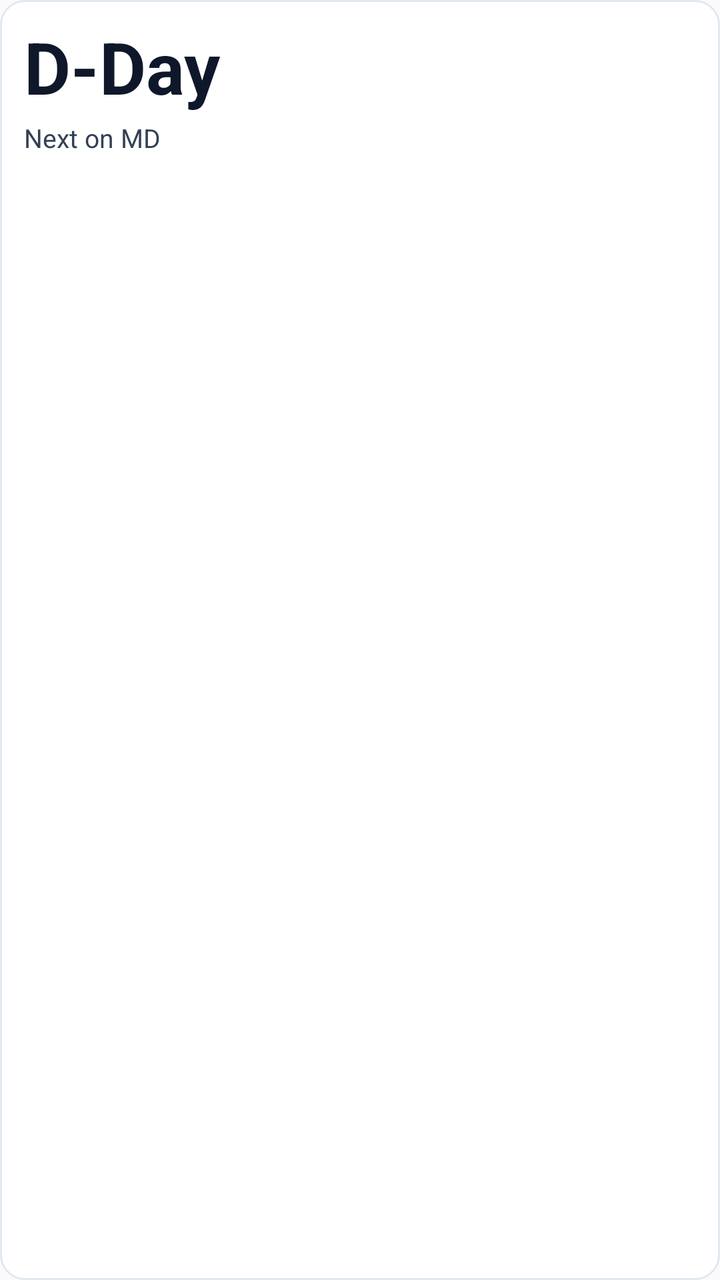
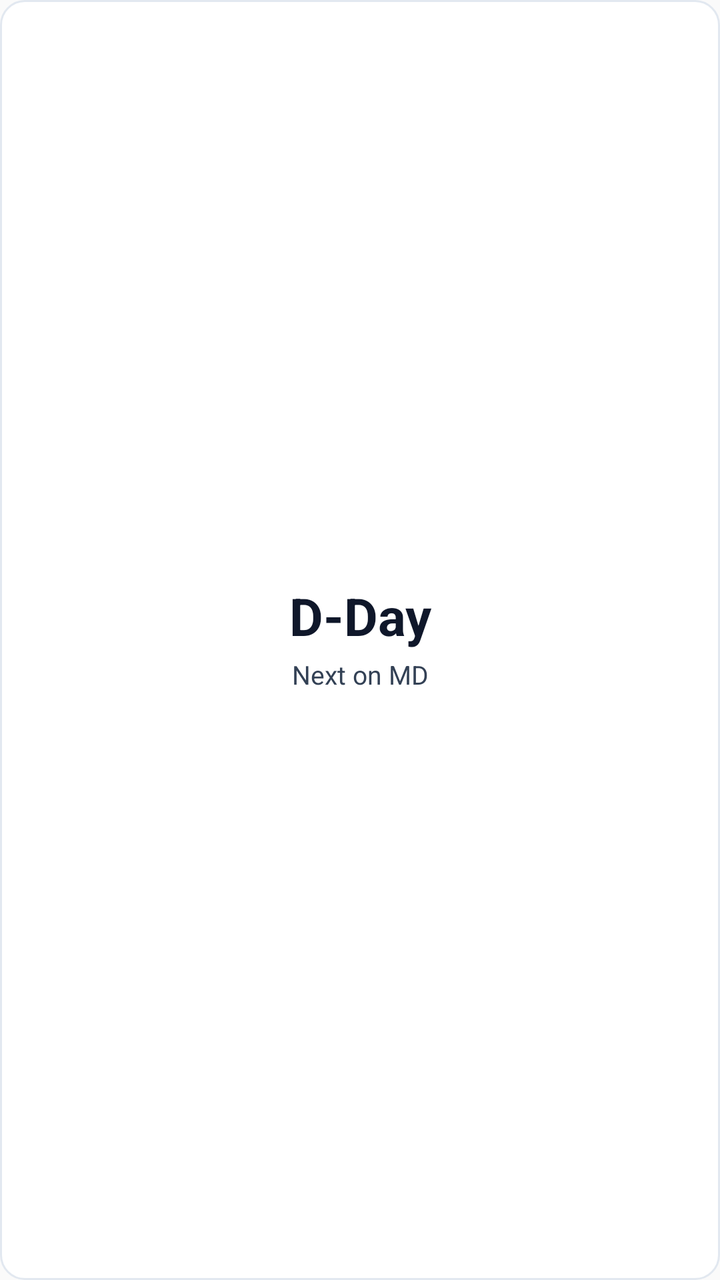

The first picture is an Android layout as it rendered before a commit; the second is the same layout after the commit. The layout source and the unified diff follow.
<!-- AndroidManifest.xml: application theme AppTheme -->
<!-- res/layout/widget_md_countdown.xml -->
<?xml version="1.0" encoding="utf-8"?>
<FrameLayout xmlns:android="http://schemas.android.com/apk/res/android"
    android:id="@+id/widget_countdown_root"
    android:layout_width="match_parent"
    android:layout_height="match_parent">

    <ImageView
        android:id="@+id/widget_countdown_bg"
        android:layout_width="match_parent"
        android:layout_height="match_parent"
        android:src="@drawable/widget_surface_crisp"
        android:scaleType="fitXY"
        android:contentDescription="" />

    <LinearLayout
        android:id="@+id/widget_countdown_content"
        android:layout_width="match_parent"
        android:layout_height="match_parent"
        android:orientation="vertical"
        android:gravity="top"
        android:padding="12dp">

        
        <LinearLayout
            android:id="@+id/widget_countdown_horiz_container"
            android:layout_width="match_parent"
            android:layout_height="wrap_content"
            android:orientation="horizontal"
            android:gravity="center_vertical"
            android:visibility="gone">

            <TextView
                android:id="@+id/widget_countdown_horiz_value"
                android:layout_width="wrap_content"
                android:layout_height="wrap_content"
                android:text="D-Day"
                android:textSize="28sp"
                android:textStyle="bold"
                android:textColor="#0F172A"
                android:maxLines="1"
                android:singleLine="true"
                android:ellipsize="none"
                android:includeFontPadding="false" />

            <Chronometer
                android:id="@+id/widget_countdown_horiz_chronometer"
                android:layout_width="wrap_content"
                android:layout_height="wrap_content"
                android:countDown="true"
                android:textSize="28sp"
                android:textStyle="bold"
                android:textColor="#0F172A"
                android:fontFeatureSettings="tnum"
                android:maxLines="1"
                android:singleLine="true"
                android:ellipsize="none"
                android:includeFontPadding="false"
                android:visibility="gone" />

            <TextView
                android:id="@+id/widget_countdown_horiz_title"
                android:layout_width="0dp"
                android:layout_height="wrap_content"
                android:layout_weight="1"
                android:layout_marginStart="12dp"
                android:text="Next on MD"
                android:maxLines="1"
                android:ellipsize="end"
                android:textSize="14sp"
                android:textStyle="bold"
                android:textColor="#334155" />
        </LinearLayout>

        
        <LinearLayout
            android:id="@+id/widget_countdown_vert_container"
            android:layout_width="match_parent"
            android:layout_height="0dp"
            android:layout_weight="1"
            android:orientation="vertical"
            android:gravity="top">

            <TextView
                android:id="@+id/widget_countdown_value"
                android:layout_width="wrap_content"
                android:layout_height="wrap_content"
                android:text="D-Day"
                android:textSize="36sp"
                android:textStyle="bold"
                android:textColor="#0F172A"
                android:maxLines="1"
                android:singleLine="true"
                android:ellipsize="none"
                android:includeFontPadding="false"
                android:layout_marginTop="2dp" />

            <Chronometer
                android:id="@+id/widget_countdown_chronometer"
                android:layout_width="wrap_content"
                android:layout_height="wrap_content"
                android:countDown="true"
                android:textSize="36sp"
                android:textStyle="bold"
                android:textColor="#0F172A"
                android:fontFeatureSettings="tnum"
                android:maxLines="1"
                android:singleLine="true"
                android:ellipsize="none"
                android:includeFontPadding="false"
                android:layout_marginTop="2dp"
                android:visibility="gone" />

            <TextView
                android:id="@+id/widget_countdown_title"
                android:layout_width="match_parent"
                android:layout_height="wrap_content"
                android:layout_marginTop="4dp"
                android:text="Next on MD"
                android:maxLines="2"
                android:ellipsize="end"
                android:textSize="13sp"
                android:textColor="#334155" />

            <TextView
                android:layout_width="0dp"
                android:layout_height="0dp"
                android:layout_weight="1"
                android:text="" />

            
            <TextView
                android:id="@+id/widget_countdown_tags"
                android:layout_width="wrap_content"
                android:layout_height="wrap_content"
                android:layout_marginTop="6dp"
                android:text="#EventTag"
                android:maxLines="1"
                android:ellipsize="end"
                android:textSize="11sp"
                android:textStyle="bold"
                android:textColor="#1D4ED8"
                android:background="@drawable/widget_hashtag_pill"
                android:paddingStart="10dp"
                android:paddingEnd="10dp"
                android:paddingTop="3dp"
                android:paddingBottom="3dp"
                android:visibility="gone" />
        </LinearLayout>

    </LinearLayout>
</FrameLayout>
<!-- resources referenced by this layout -->
<resources>
  <!-- drawable widget_hashtag_pill (drawable) -->
  <?xml version="1.0" encoding="utf-8"?>
  <shape xmlns:android="http://schemas.android.com/apk/res/android"
      android:shape="rectangle">
      <solid android:color="#EFF6FF" />
      <stroke android:width="1dp" android:color="#BFDBFE" />
      <corners android:radius="100dp" />
  </shape>
  <!-- drawable widget_surface_crisp (drawable) -->
  <?xml version="1.0" encoding="utf-8"?>
  <shape xmlns:android="http://schemas.android.com/apk/res/android"
      android:shape="rectangle">
      <solid android:color="#FFFFFF" />
      <stroke android:width="1dp" android:color="#E2E8F0" />
      <corners android:radius="12dp" />
  </shape>
  <style name="AppTheme" parent="Theme.AppCompat.Light.DarkActionBar">
          
          <item name="colorPrimary">@color/colorPrimary</item>
          <item name="colorPrimaryDark">@color/colorPrimaryDark</item>
          <item name="colorAccent">@color/colorAccent</item>
      </style>
</resources>

<!-- the commit's change to res/layout/widget_md_countdown.xml (unified diff, before → after) -->
@@ -17,7 +17,7 @@
         android:layout_width="match_parent"
         android:layout_height="match_parent"
         android:orientation="vertical"
-        android:gravity="top"
+        android:gravity="center"
         android:padding="12dp">
 
         
@@ -34,12 +34,13 @@
                 android:layout_width="wrap_content"
                 android:layout_height="wrap_content"
                 android:text="D-Day"
-                android:textSize="28sp"
+                android:textSize="22sp"
                 android:textStyle="bold"
                 android:textColor="#0F172A"
                 android:maxLines="1"
                 android:singleLine="true"
                 android:ellipsize="none"
+                android:fontFeatureSettings="tnum"
                 android:includeFontPadding="false" />
 
             <Chronometer
@@ -47,7 +48,7 @@
                 android:layout_width="wrap_content"
                 android:layout_height="wrap_content"
                 android:countDown="true"
-                android:textSize="28sp"
+                android:textSize="22sp"
                 android:textStyle="bold"
                 android:textColor="#0F172A"
                 android:fontFeatureSettings="tnum"
@@ -75,31 +76,32 @@
         <LinearLayout
             android:id="@+id/widget_countdown_vert_container"
             android:layout_width="match_parent"
-            android:layout_height="0dp"
-            android:layout_weight="1"
+            android:layout_height="match_parent"
             android:orientation="vertical"
-            android:gravity="top">
+            android:gravity="center">
 
             <TextView
                 android:id="@+id/widget_countdown_value"
-                android:layout_width="wrap_content"
+                android:layout_width="match_parent"
                 android:layout_height="wrap_content"
+                android:gravity="center"
                 android:text="D-Day"
-                android:textSize="36sp"
+                android:textSize="26sp"
                 android:textStyle="bold"
                 android:textColor="#0F172A"
                 android:maxLines="1"
                 android:singleLine="true"
                 android:ellipsize="none"
-                android:includeFontPadding="false"
-                android:layout_marginTop="2dp" />
+                android:fontFeatureSettings="tnum"
+                android:includeFontPadding="false" />
 
             <Chronometer
                 android:id="@+id/widget_countdown_chronometer"
-                android:layout_width="wrap_content"
+                android:layout_width="match_parent"
                 android:layout_height="wrap_content"
+                android:gravity="center"
                 android:countDown="true"
-                android:textSize="36sp"
+                android:textSize="26sp"
                 android:textStyle="bold"
                 android:textColor="#0F172A"
                 android:fontFeatureSettings="tnum"
@@ -107,13 +109,13 @@
                 android:singleLine="true"
                 android:ellipsize="none"
                 android:includeFontPadding="false"
-                android:layout_marginTop="2dp"
                 android:visibility="gone" />
 
             <TextView
                 android:id="@+id/widget_countdown_title"
                 android:layout_width="match_parent"
                 android:layout_height="wrap_content"
+                android:gravity="center"
                 android:layout_marginTop="4dp"
                 android:text="Next on MD"
                 android:maxLines="2"
@@ -121,17 +123,13 @@
                 android:textSize="13sp"
                 android:textColor="#334155" />
 
-            <TextView
-                android:layout_width="0dp"
-                android:layout_height="0dp"
-                android:layout_weight="1"
-                android:text="" />
-
             
             <TextView
                 android:id="@+id/widget_countdown_tags"
                 android:layout_width="wrap_content"
                 android:layout_height="wrap_content"
+                android:layout_gravity="center_horizontal"
+                android:gravity="center"
                 android:layout_marginTop="6dp"
                 android:text="#EventTag"
                 android:maxLines="1"
